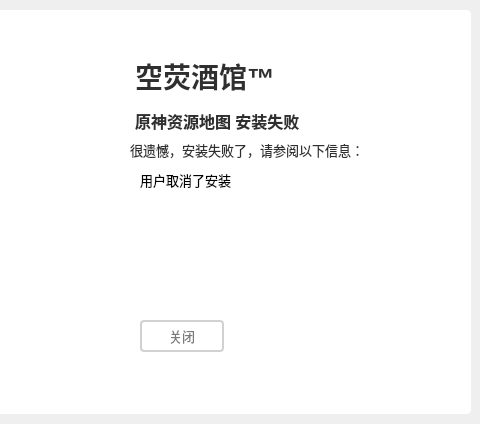
Qt form Form Files/tianli_widget.ui (Sallee1/KongYing_Installer) before a commit; both pictures show x 260 to 740 and y 0 to 424 of the 740 by 424 pixel window.
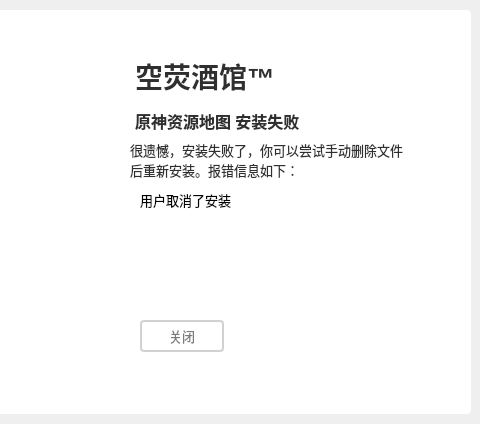
The same form after that commit. The open tabs and pages were chosen to show the change. Icons and pictures are not drawn.

Commit message: feat:完善异常处理

Diff of the .ui file:
```diff
--- a/Form Files/tianli_widget.ui
+++ b/Form Files/tianli_widget.ui
@@ -943,7 +943,7 @@
        <x>110</x>
        <y>40</y>
        <width>281</width>
-       <height>21</height>
+       <height>41</height>
       </rect>
      </property>
      <property name="font">
@@ -958,7 +958,7 @@
                         </string>
      </property>
      <property name="text">
-      <string>&lt;html&gt;&lt;head/&gt;&lt;body&gt;&lt;p&gt;很遗憾，安装失败了，请参阅以下信息：&lt;/p&gt;&lt;/body&gt;&lt;/html&gt;</string>
+      <string>&lt;html&gt;&lt;head/&gt;&lt;body&gt;&lt;p&gt;很遗憾，安装失败了，你可以尝试手动删除文件后重新安装。报错信息如下：&lt;/p&gt;&lt;/body&gt;&lt;/html&gt;</string>
      </property>
      <property name="textFormat">
       <enum>Qt::RichText</enum>
@@ -1005,9 +1005,9 @@
      <property name="geometry">
       <rect>
        <x>120</x>
-       <y>70</y>
+       <y>90</y>
        <width>301</width>
-       <height>111</height>
+       <height>91</height>
       </rect>
      </property>
      <property name="font">
```
Left out of the diff: 2 changed lines with no effect on the pictures. The commit also changes 1 other file.
